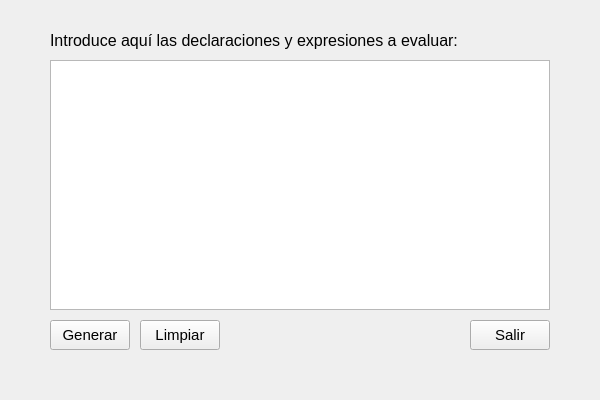
Above: generararchivo.ui from josearg150/AnalizadorSintactico before the change. Below: the same form after it.
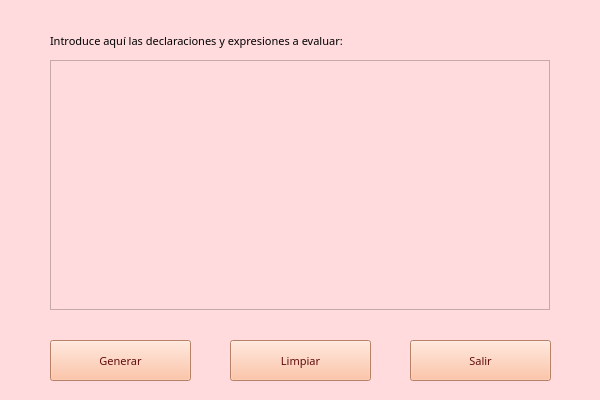
That is the form after the change.

Patch:
```diff
--- a/generararchivo.ui
+++ b/generararchivo.ui
@@ -13,6 +13,9 @@
   <property name="windowTitle">
    <string>Generar Archivo</string>
   </property>
+  <property name="styleSheet">
+   <string notr="true">background-color: rgb(255, 219, 221);</string>
+  </property>
   <widget class="QPlainTextEdit" name="textoAnalizado">
    <property name="geometry">
     <rect>
@@ -24,26 +27,41 @@
    </property>
    <property name="font">
     <font>
-     <family>Segoe UI</family>
-     <pointsize>13</pointsize>
+     <family>JetBrains Mono</family>
+     <pointsize>8</pointsize>
+     <weight>50</weight>
+     <italic>false</italic>
+     <bold>false</bold>
     </font>
    </property>
+   <property name="styleSheet">
+    <string notr="true">border-color: rgb(255, 32, 32);
+font: 8pt &quot;JetBrains Mono&quot;;</string>
+   </property>
   </widget>
   <widget class="QPushButton" name="btnLimpiar">
    <property name="geometry">
     <rect>
-     <x>140</x>
-     <y>320</y>
-     <width>80</width>
-     <height>30</height>
+     <x>230</x>
+     <y>340</y>
+     <width>141</width>
+     <height>41</height>
     </rect>
    </property>
    <property name="font">
     <font>
-     <family>Segoe UI</family>
-     <pointsize>11</pointsize>
+     <family>JetBrains Mono</family>
+     <pointsize>8</pointsize>
+     <weight>50</weight>
+     <italic>false</italic>
+     <bold>false</bold>
     </font>
    </property>
+   <property name="styleSheet">
+    <string notr="true">background-color: rgb(255, 181, 144);
+font: 8pt &quot;JetBrains Mono&quot;;
+color: rgb(97, 12, 14);</string>
+   </property>
    <property name="text">
     <string>Limpiar</string>
    </property>
@@ -51,18 +69,26 @@
   <widget class="QPushButton" name="btnCancelar">
    <property name="geometry">
     <rect>
-     <x>470</x>
-     <y>320</y>
-     <width>80</width>
-     <height>30</height>
+     <x>410</x>
+     <y>340</y>
+     <width>141</width>
+     <height>41</height>
     </rect>
    </property>
    <property name="font">
     <font>
-     <family>Segoe UI</family>
-     <pointsize>11</pointsize>
+     <family>JetBrains Mono</family>
+     <pointsize>8</pointsize>
+     <weight>50</weight>
+     <italic>false</italic>
+     <bold>false</bold>
     </font>
    </property>
+   <property name="styleSheet">
+    <string notr="true">background-color: rgb(255, 181, 144);
+font: 8pt &quot;JetBrains Mono&quot;;
+color: rgb(97, 12, 14);</string>
+   </property>
    <property name="text">
     <string>Salir</string>
    </property>
@@ -71,17 +97,25 @@
    <property name="geometry">
     <rect>
      <x>50</x>
-     <y>320</y>
-     <width>80</width>
-     <height>30</height>
+     <y>340</y>
+     <width>141</width>
+     <height>41</height>
     </rect>
    </property>
    <property name="font">
     <font>
-     <family>Segoe UI</family>
-     <pointsize>11</pointsize>
+     <family>JetBrains Mono</family>
+     <pointsize>8</pointsize>
+     <weight>50</weight>
+     <italic>false</italic>
+     <bold>false</bold>
     </font>
    </property>
+   <property name="styleSheet">
+    <string notr="true">background-color: rgb(255, 181, 144);
+font: 8pt &quot;JetBrains Mono&quot;;
+color: rgb(97, 12, 14);</string>
+   </property>
    <property name="text">
     <string>Generar</string>
    </property>
@@ -97,13 +131,17 @@
    </property>
    <property name="font">
     <font>
-     <family>Segoe UI</family>
-     <pointsize>12</pointsize>
+     <family>JetBrains Mono</family>
+     <pointsize>8</pointsize>
      <weight>50</weight>
+     <italic>false</italic>
      <bold>false</bold>
      <kerning>true</kerning>
     </font>
    </property>
+   <property name="styleSheet">
+    <string notr="true">font: 8pt &quot;JetBrains Mono&quot;;</string>
+   </property>
    <property name="text">
     <string>Introduce aquí las declaraciones y expresiones a evaluar:</string>
    </property>
```
